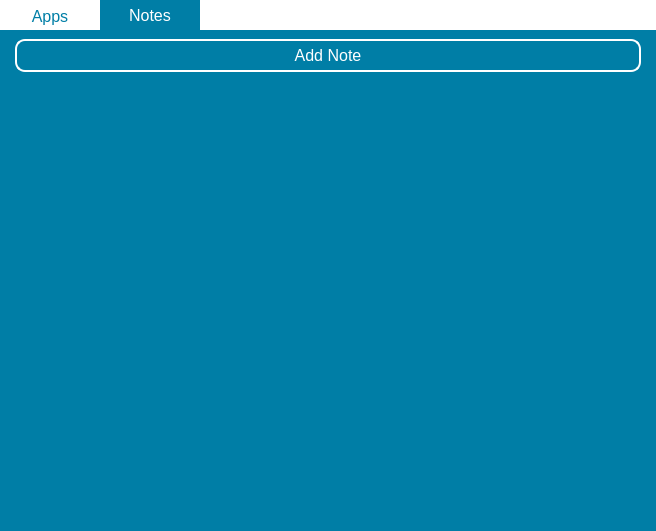
daniel-deru/Runner2, file ui files/Runner2-Main.ui: the form before one commit.
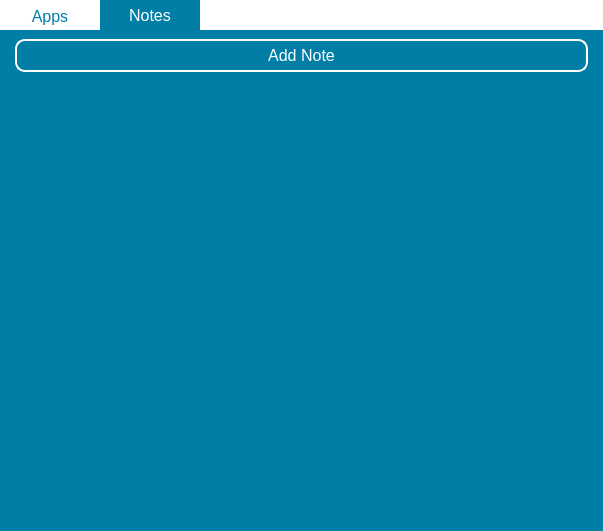
The form after the commit.

What changed in the file:
```diff
--- a/ui files/Runner2-Main.ui
+++ b/ui files/Runner2-Main.ui
@@ -6,7 +6,7 @@
    <rect>
     <x>0</x>
     <y>0</y>
-    <width>656</width>
+    <width>603</width>
     <height>531</height>
    </rect>
   </property>
@@ -220,7 +220,7 @@
              <rect>
               <x>0</x>
               <y>0</y>
-              <width>654</width>
+              <width>601</width>
               <height>449</height>
              </rect>
             </property>
```
Left out of the diff: 27 changed lines with no effect on the pictures.
